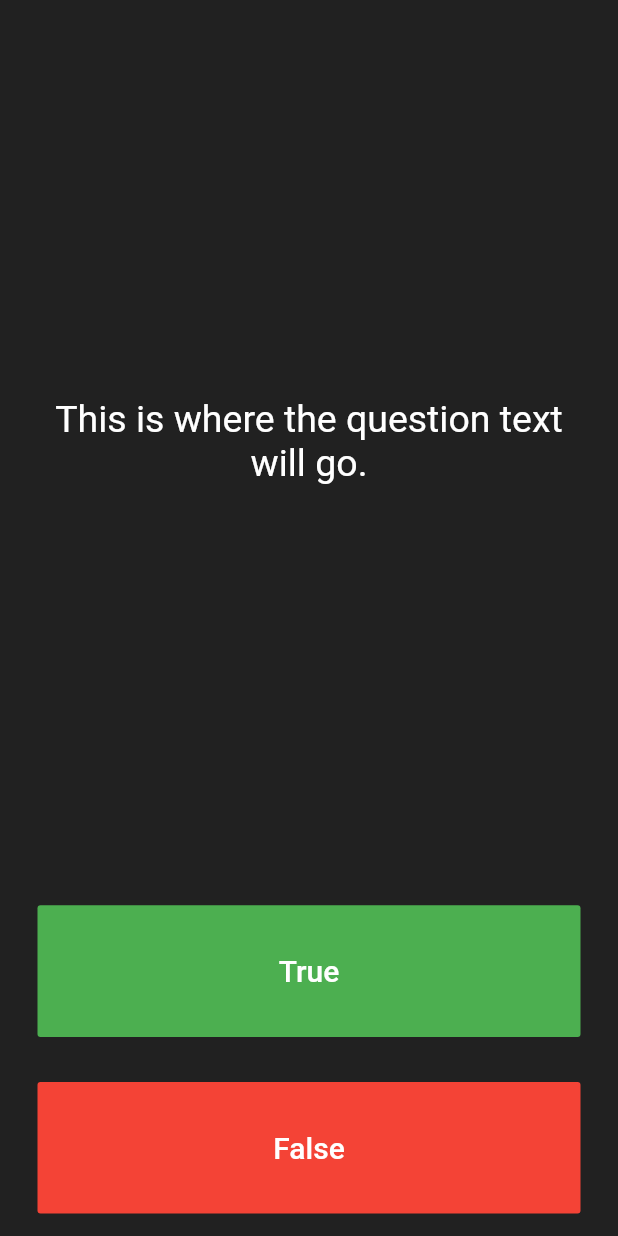
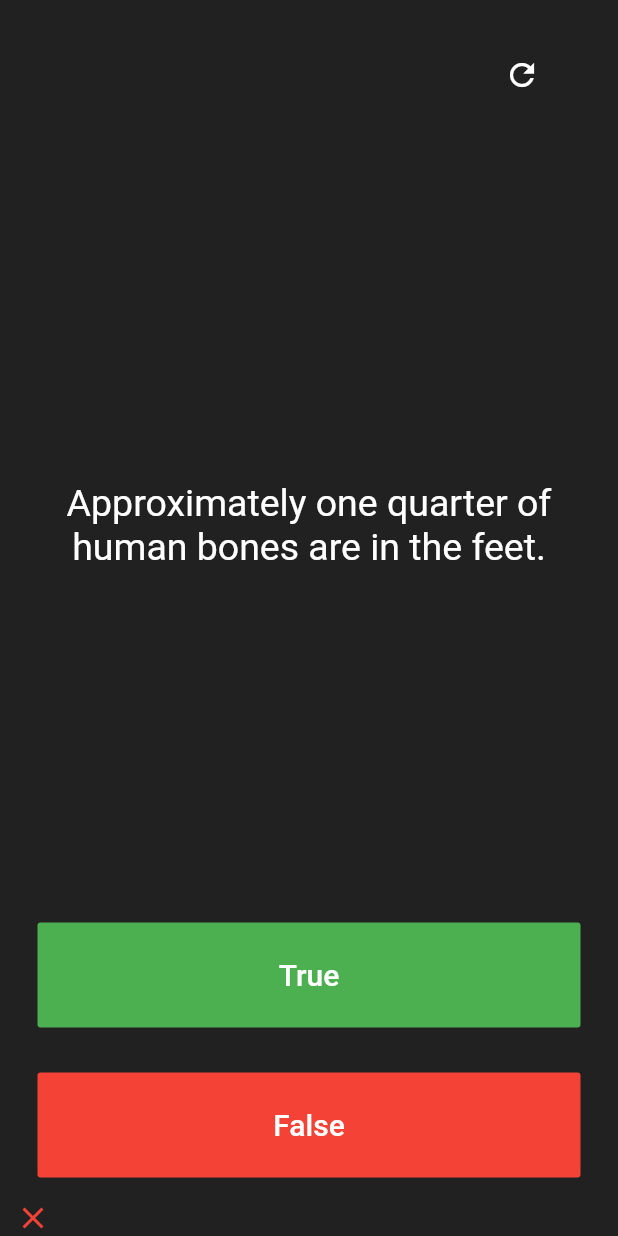
Before and after one commit to jurytan/road_to_flutter, a Flutter app: the screen it shows after launch, after a tap on "True", on a phone screen of 412 x 824 dp. Run offline on Flutter 3.47's test engine with Material 2 defaults, Android fonts, the phone set to English and light mode, and no system bars; our stand-ins replace audioplayers.

Commit message:
Adding quizzler code and basic question support

```diff
--- a/quizzler-flutter/lib/main.dart
+++ b/quizzler-flutter/lib/main.dart
@@ -1,4 +1,5 @@
 import 'package:flutter/material.dart';
+import 'question.dart';
 
 void main() => runApp(Quizzler());
 
@@ -25,6 +26,29 @@ class QuizPage extends StatefulWidget {
 }
 
 class _QuizPageState extends State<QuizPage> {
+  List<Icon> scoreKeeper = [];
+  List<Question> questions = [
+    Question('You can lead a cow down stairs but not up stairs.', false),
+    Question('Approximately one quarter of human bones are in the feet.', true),
+    Question('A slug\'s blood is green.', true)
+  ];
+
+  int questionNum = 0;
+
+  Icon _xmark() {
+    return Icon(
+      Icons.close,
+      color: Colors.red,
+    );
+  }
+
+  Icon _checkmark() {
+    return Icon(
+      Icons.check,
+      color: Colors.green,
+    );
+  }
+
   @override
   Widget build(BuildContext context) {
     return Column(
@@ -32,12 +56,35 @@ class _QuizPageState extends State<QuizPage> {
       crossAxisAlignment: CrossAxisAlignment.stretch,
       children: <Widget>[
         Expanded(
+          child: Padding(
+            padding: EdgeInsets.all(10.0),
+            child: Row(
+              mainAxisAlignment: MainAxisAlignment.end,
+              children: <Widget>[
+                FlatButton(
+                  materialTapTargetSize: MaterialTapTargetSize.shrinkWrap,
+                  padding: EdgeInsets.all(0),
+                  child: Icon(
+                    Icons.refresh,
+                    color: Colors.white,
+                  ),
+                  onPressed: () {
+                    setState(() {
+                      scoreKeeper = [];
+                    });
+                  },
+                ),
+              ],
+            ),
+          ),
+        ),
+        Expanded(
           flex: 5,
           child: Padding(
             padding: EdgeInsets.all(10.0),
             child: Center(
               child: Text(
-                'This is where the question text will go.',
+                questions[questionNum].questionText,
                 textAlign: TextAlign.center,
                 style: TextStyle(
                   fontSize: 25.0,
@@ -62,6 +109,16 @@ class _QuizPageState extends State<QuizPage> {
               ),
               onPressed: () {
                 //The user picked true.
+                setState(() {
+                  scoreKeeper.add(questions[questionNum].questionAnswer
+                      ? _checkmark()
+                      : _xmark());
+                  if (questionNum == questions.length - 1) {
+                    questionNum = 0;
+                  } else {
+                    questionNum++;
+                  }
+                });
               },
             ),
           ),
@@ -80,18 +137,27 @@ class _QuizPageState extends State<QuizPage> {
               ),
               onPressed: () {
                 //The user picked false.
+                setState(() {
+                  scoreKeeper.add(!questions[questionNum].questionAnswer
+                      ? _checkmark()
+                      : _xmark());
+                  if (questionNum == questions.length - 1) {
+                    questionNum = 0;
+                  } else {
+                    questionNum++;
+                  }
+                });
               },
             ),
           ),
         ),
-        //TODO: Add a Row here as your score keeper
+        SingleChildScrollView(
+          scrollDirection: Axis.horizontal,
+          child: Row(
+            children: scoreKeeper,
+          ),
+        ),
       ],
     );
   }
 }
-
-/*
-question1: 'You can lead a cow down stairs but not up stairs.', false,
-question2: 'Approximately one quarter of human bones are in the feet.', true,
-question3: 'A slug\'s blood is green.', true,
-*/
--- /dev/null
+++ b/quizzler-flutter/lib/question.dart
@@ -0,0 +1,6 @@
+class Question {
+  String questionText;
+  bool questionAnswer;
+
+  Question(this.questionText, this.questionAnswer);
+}
```
Also changed, not shown: 1 other file.
